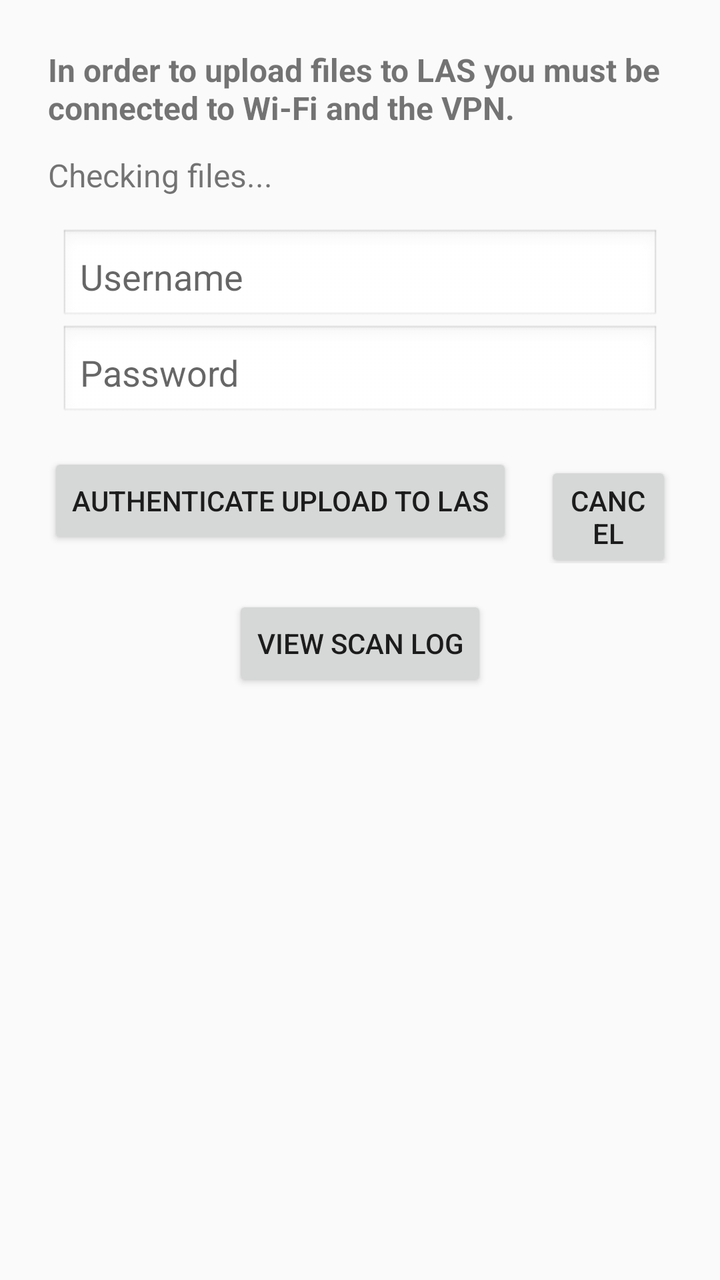
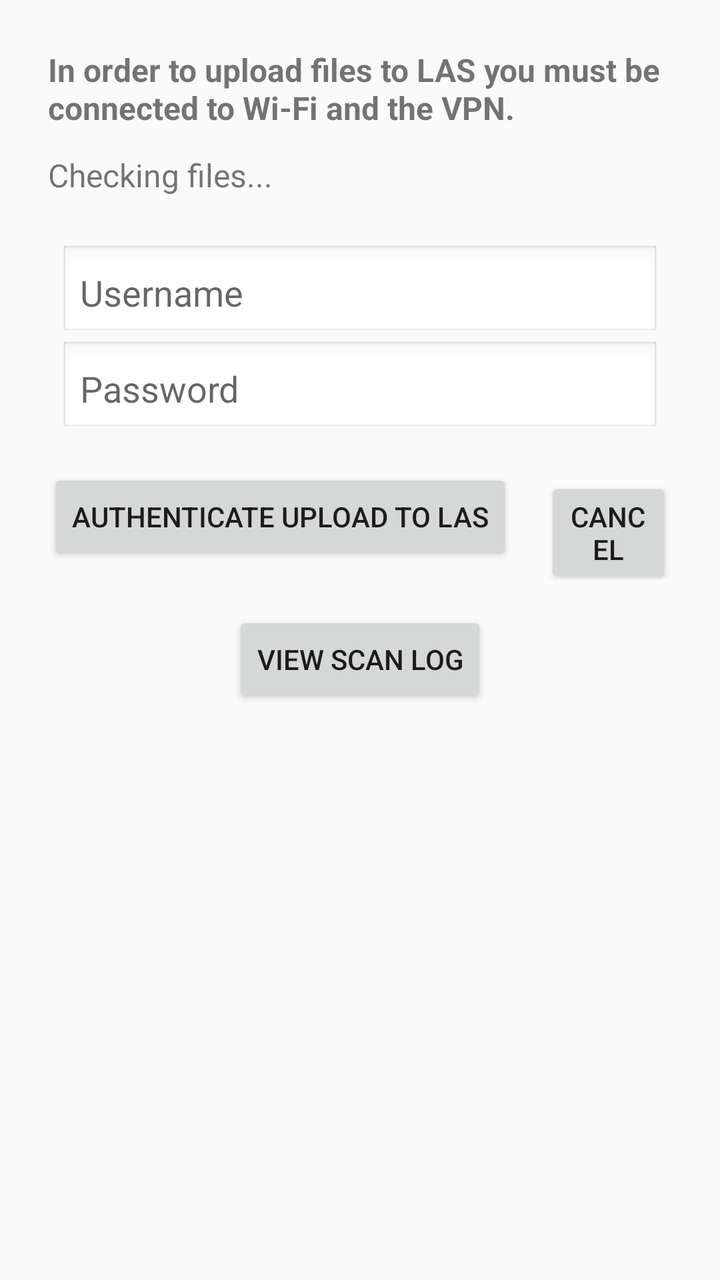

Screens rendered from an Android XML layout before and after an edit, with the pre-edit source and the edit as a unified diff.
<!-- AndroidManifest.xml: application theme Theme.AppCompat.Light.DarkActionBar -->
<!-- res/layout/activity_upload.xml -->
<?xml version="1.0" encoding="utf-8"?>
<LinearLayout xmlns:android="http://schemas.android.com/apk/res/android"
    android:id="@+id/upload_layout"
    android:layout_width="match_parent"
    android:layout_height="match_parent"
    android:orientation="vertical"
    android:padding="24dp">

    <TextView
        android:id="@+id/upload_requirements"
        android:layout_width="wrap_content"
        android:layout_height="wrap_content"
        android:text="In order to upload files to LAS you must be connected to Wi-Fi and the VPN."
        android:textStyle="bold"
        android:textSize="16sp"
        android:layout_marginBottom="12dp" />

    <TextView
        android:id="@+id/upload_message"
        android:layout_width="wrap_content"
        android:layout_height="wrap_content"
        android:text="Checking files..."
        android:textSize="16sp"
        android:layout_marginBottom="16dp" />

    <EditText
        android:id="@+id/usernameInput"
        android:layout_width="300dp"
        android:layout_height="wrap_content"
        android:hint="Username"
        android:inputType="text"
        android:layout_gravity="center_horizontal"
        android:background="@android:drawable/edit_text"
        android:padding="10dp" />

    <EditText
        android:id="@+id/passwordInput"
        android:layout_width="300dp"
        android:layout_height="wrap_content"
        android:hint="Password"
        android:inputType="textPassword"
        android:layout_gravity="center_horizontal"
        android:layout_marginBottom="16dp"
        android:background="@android:drawable/edit_text"
        android:padding="10dp" />

    
    <LinearLayout
        android:layout_width="wrap_content"
        android:layout_height="wrap_content"
        android:orientation="horizontal"
        android:layout_gravity="center_horizontal"
        android:layout_marginBottom="16dp">

        <Button
            android:id="@+id/button_upload_yes"
            android:layout_width="wrap_content"
            android:layout_height="wrap_content"
            android:text="Authenticate Upload to LAS"
            android:layout_marginEnd="16dp" />

        <Button
            android:id="@+id/button_upload_cancel"
            android:layout_width="wrap_content"
            android:layout_height="wrap_content"
            android:text="Cancel" />
    </LinearLayout>

    <Button
        android:id="@+id/button_view_log"
        android:layout_width="wrap_content"
        android:layout_height="wrap_content"
        android:layout_gravity="center_horizontal"
        android:text="View Scan Log" />

    <ProgressBar
        android:id="@+id/progress_bar"
        style="?android:attr/progressBarStyleLarge"
        android:layout_width="wrap_content"
        android:layout_height="wrap_content"
        android:visibility="gone"
        android:layout_gravity="center_horizontal" />

</LinearLayout>
<!-- resources referenced by this layout -->
<resources>

</resources>

<!-- the commit's change to res/layout/activity_upload.xml (unified diff, before → after) -->
@@ -21,6 +21,13 @@
         android:layout_height="wrap_content"
         android:text="Checking files..."
         android:textSize="16sp"
+        android:layout_marginBottom="8dp" />
+
+    <LinearLayout
+        android:id="@+id/files_container"
+        android:layout_width="wrap_content"
+        android:layout_height="wrap_content"
+        android:orientation="vertical"
         android:layout_marginBottom="16dp" />
 
     <EditText
